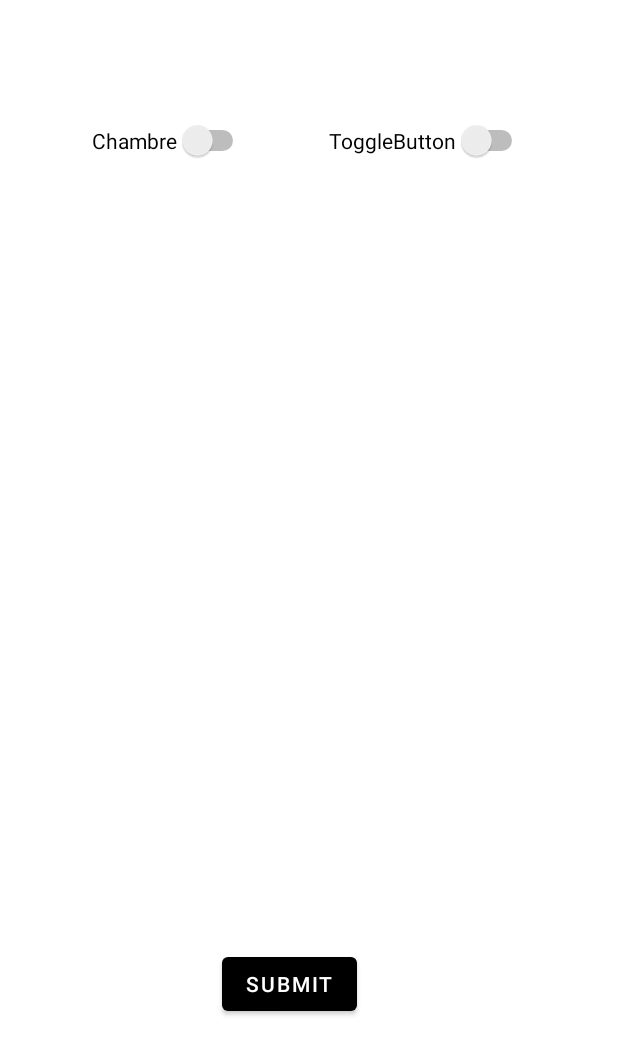
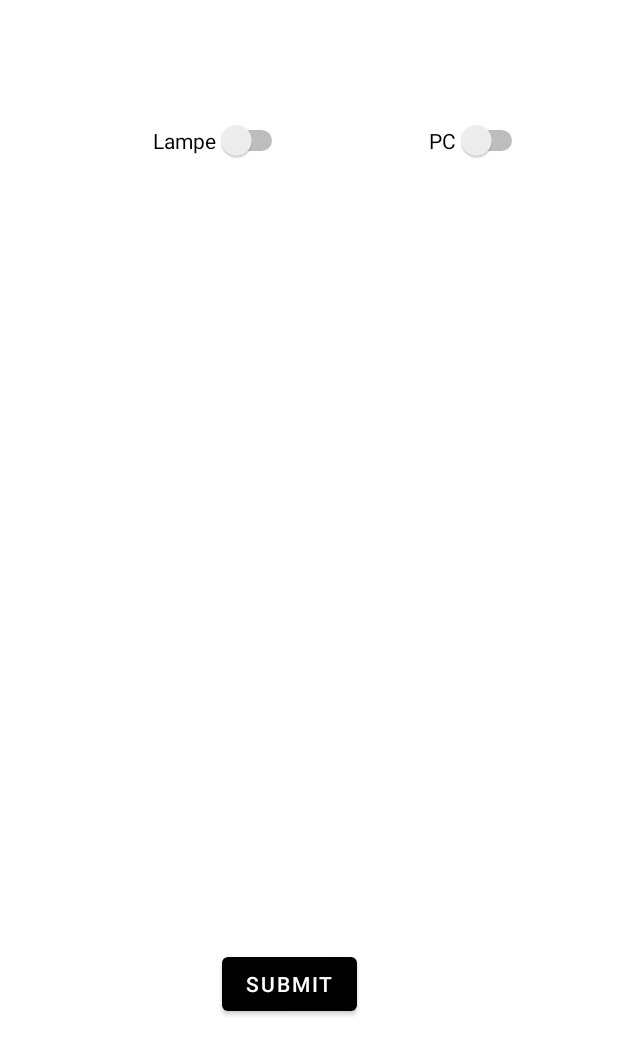
Before and after one commit to avmolaei/rIChard, an Android app: the layout activity_chambre.xml on its own in the app's theme, with its tools: preview values and no code run, on a phone screen of 412 x 824 dp. Shown: the top 1055 px of the screen. Run offline under Robolectric (Android 15) with nearby library versions, the phone set to English and light mode, and no system bars.

Commit message:
fix typo

```diff
--- a/app/src/main/res/layout/activity_chambre.xml
+++ b/app/src/main/res/layout/activity_chambre.xml
@@ -11,7 +11,7 @@
         android:layout_height="wrap_content"
         android:layout_marginLeft="8dp"
         android:layout_marginTop="80dp"
-        android:text="Chambre"
+        android:text="Lampe"
         android:textOff="Off"
         android:textOn="On"
         app:layout_constraintEnd_toStartOf="@+id/toggleButton2"
@@ -24,7 +24,7 @@
         android:layout_height="wrap_content"
         android:layout_marginRight="60dp"
         android:layout_marginTop="80dp"
-        android:text="ToggleButton"
+        android:text="PC"
         android:textOff="Off"
         android:textOn="On"
         app:layout_constraintEnd_toEndOf="parent"
```
